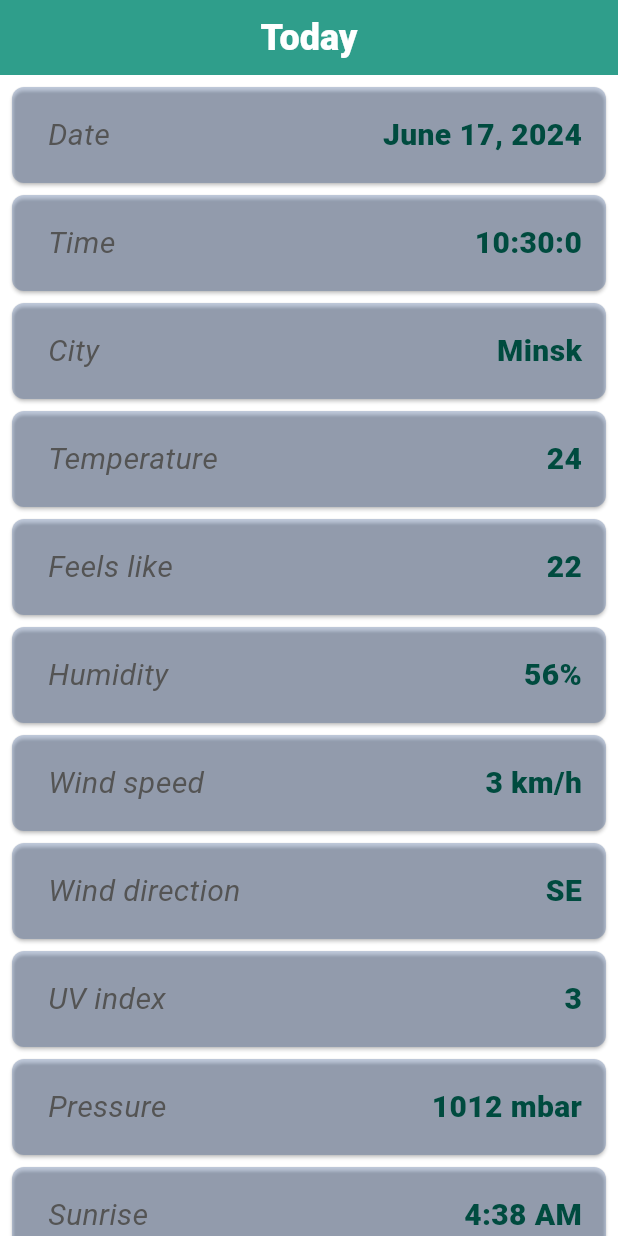
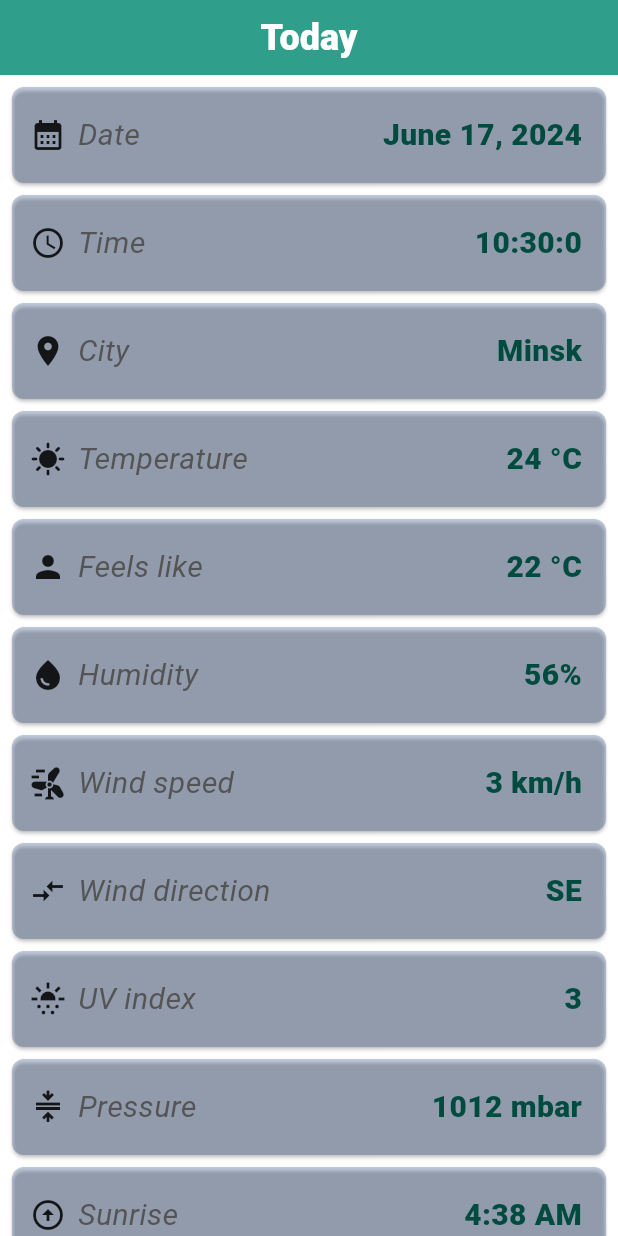
Before and after one commit to shikiwiki/weather_app, a Flutter app: the screen it shows after launch, on a phone screen of 412 x 824 dp. Run offline on Flutter 3.47's test engine with Material 3 defaults, Android fonts, the phone set to English and light mode, and no system bars.

Commit message:
icons added get_weather_use_case added

```diff
--- a/lib/domain/use_cases/get_weather_use_case.dart
+++ b/lib/domain/use_cases/get_weather_use_case.dart
@@ -1,3 +1,34 @@
+import 'package:flutter/material.dart';
+import 'package:weather_app/utils/utils.dart';
+
+import '../model/parameter.dart';
+
 class GetWeatherUseCase {
 
+  List<Parameter> parameters() {
+    var now = DateTime.now();
+
+    return [
+      Parameter(
+          parameterType: 'Date',
+          value: "${Utils.monthName(now.month)} ${now.day}, ${now.year}",
+          icon: Icons.calendar_month),
+      Parameter(
+          parameterType: 'Time',
+          value:
+          "${now.hour}:${Utils.normalizeMinutes(now.minute)}:${now
+              .millisecond}",
+      icon: Icons.watch_later_outlined),
+      const Parameter(parameterType: 'City', value: 'Minsk', icon: Icons.location_on),
+      const Parameter(parameterType: 'Temperature', value: '24 °C', icon: Icons.sunny),
+      const Parameter(parameterType: 'Feels like', value: '22 °C', icon: Icons.person_sharp),
+      const Parameter(parameterType: 'Humidity', value: '56%', icon: Icons.water_drop),
+      const Parameter(parameterType: 'Wind speed', value: '3 km/h', icon: Icons.wind_power),
+      const Parameter(parameterType: 'Wind direction', value: 'SE', icon: Icons.compare_arrows),
+      const Parameter(parameterType: 'UV index', value: '3', icon: Icons.sunny_snowing),
+      const Parameter(parameterType: 'Pressure', value: '1012 mbar', icon: Icons.compress_outlined),
+      const Parameter(parameterType: 'Sunrise', value: '4:38 AM', icon: Icons.arrow_circle_up),
+      const Parameter(parameterType: 'Sunset', value: '9:44 PM', icon: Icons.arrow_circle_down),
+    ];
+  }
 }
--- a/lib/presentation/design/dimensions.dart
+++ b/lib/presentation/design/dimensions.dart
@@ -11,4 +11,5 @@ const int itemCount = 12;
 const int parameterTypeLines = 1;
 const int valueLines = 1;
 const double parameterPadding = 8;
+const double iconPadding = 12;
 const double valuePadding = 16;
--- a/lib/presentation/pages/today.dart
+++ b/lib/presentation/pages/today.dart
@@ -1,7 +1,7 @@
 import 'package:flutter/material.dart';
+import '../../../domain/use_cases/get_weather_use_case.dart';
 
 import '../design/colors.dart';
-import '../../utils/utils.dart';
 import '../widgets/parameters_list.dart';
 import '../widgets/weather_app_bar.dart';
 
@@ -10,11 +10,12 @@ class Today extends StatelessWidget {
 
   @override
   Widget build(BuildContext context) {
+    final getWeatherUseCase = GetWeatherUseCase();
     return Scaffold(
       appBar: const WeatherAppBar(),
       body: Container(
         color: white,
-        child: ParametersList(parameters: Utils.parameters()),
+        child: ParametersList(parameters: getWeatherUseCase.parameters()),
       ),
     );
   }
--- a/lib/presentation/widgets/item.dart
+++ b/lib/presentation/widgets/item.dart
@@ -24,7 +24,10 @@ class Item extends StatelessWidget {
         child: Row(
           mainAxisAlignment: MainAxisAlignment.center,
           children: <Widget>[
-            if (icon != null) Icon(icon) else Container(width: iconWidth),
+            if (icon != null) Padding(
+              padding: const EdgeInsets.only(left: iconPadding),
+              child: Icon(icon),
+            ) else Container(width: iconWidth),
             Expanded(
               child: Padding(
                 padding: const EdgeInsets.all(parameterPadding),
--- a/lib/presentation/widgets/parameters_list.dart
+++ b/lib/presentation/widgets/parameters_list.dart
@@ -22,6 +22,7 @@ class ParametersList extends StatelessWidget {
             return Item(
               parameterType: parameters[index].parameterType,
               value: parameters[index].value,
+              icon: parameters[index].icon,
             );
           },
         ),
--- a/lib/utils/utils.dart
+++ b/lib/utils/utils.dart
@@ -1,5 +1,4 @@
 import 'dart:math' as math;
-import 'package:weather_app/domain/model/parameter.dart';
 
 class Utils {
   static const int ten = 10;
@@ -9,31 +8,7 @@ class Utils {
   static int randomColorValue() =>
       (math.Random().nextDouble() * Utils.multiplier).toInt();
 
-  static List<Parameter> parameters() {
-    var now = DateTime.now();
-
-    return [
-      Parameter(
-          parameterType: 'Date',
-          value: "${monthName(now.month)} ${now.day}, ${now.year}"),
-      Parameter(
-          parameterType: 'Time',
-          value:
-              "${now.hour}:${addZeroIfNeeded(now.minute)}:${now.millisecond}"),
-      const Parameter(parameterType: 'City', value: 'Minsk'),
-      const Parameter(parameterType: 'Temperature', value: '24'),
-      const Parameter(parameterType: 'Feels like', value: '22'),
-      const Parameter(parameterType: 'Humidity', value: '56%'),
-      const Parameter(parameterType: 'Wind speed', value: '3 km/h'),
-      const Parameter(parameterType: 'Wind direction', value: 'SE'),
-      const Parameter(parameterType: 'UV index', value: '3'),
-      const Parameter(parameterType: 'Pressure', value: '1012 mbar'),
-      const Parameter(parameterType: 'Sunrise', value: '4:38 AM'),
-      const Parameter(parameterType: 'Sunset', value: '9:44 PM'),
-    ];
-  }
-
-  static String addZeroIfNeeded(int number) {
+  static String normalizeMinutes(int number) {
     if (number < ten) {
       return "0$number";
     } else {
```
